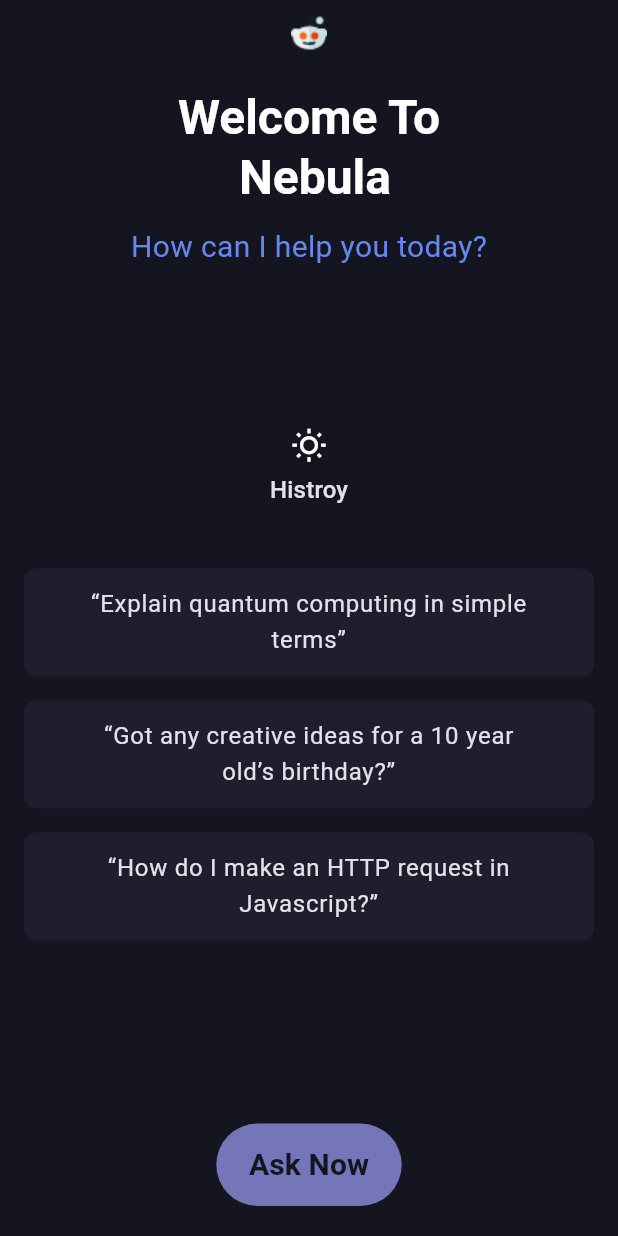
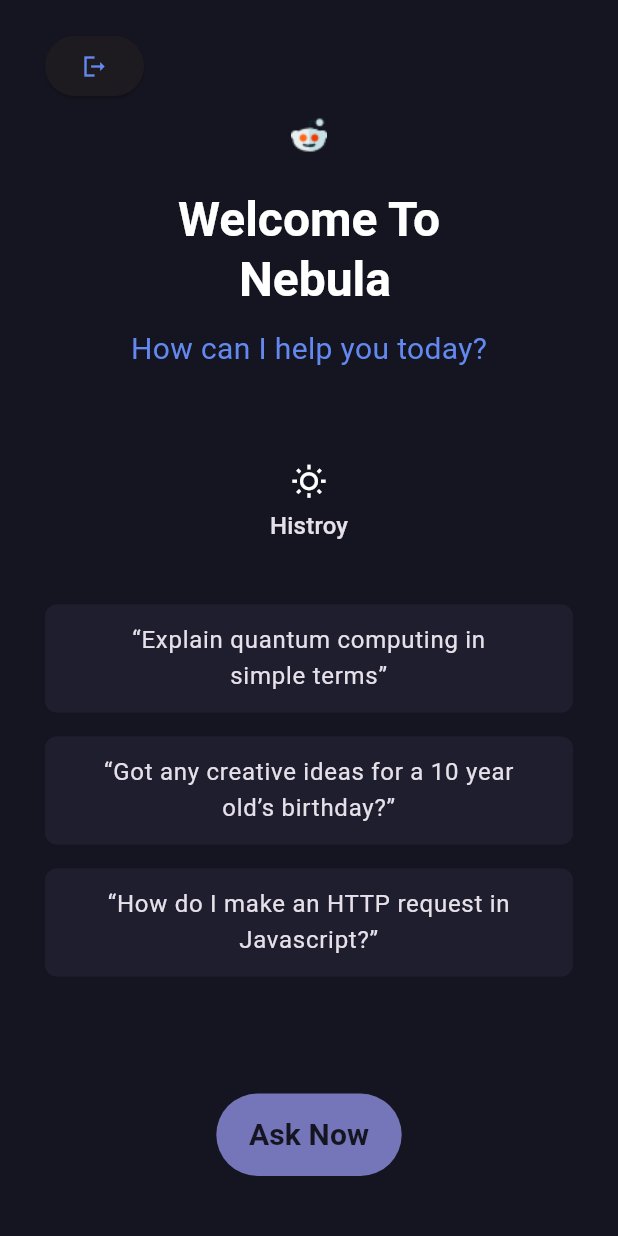
Before and after one commit to Shehab272/Nubella, a Flutter app: the HomePage screen opened by its route, on a phone screen of 412 x 824 dp. Run offline on Flutter 3.47's test engine with Material 3 defaults, Android fonts, the light colour scheme and no system bars; our stand-ins replace animated_splash_screen, flutter_svg, lottie; project files that could hold a hidden picture were left out.

Commit message:
edit vf 2

```diff
--- a/lib/views/chat_view.dart
+++ b/lib/views/chat_view.dart
@@ -45,14 +45,13 @@ class _ChatViewState extends State<ChatView> {
           "time": DateTime.now(),
           "message": json.decode(response.body)["candidates"][0]["content"],
           "isSender": false,
+          "Receiver": false,
         });
       });
-
       _scrollController.jumpTo(
         _scrollController.position.maxScrollExtent,
       );
     }
-
     return Scaffold(
       backgroundColor: Color.fromRGBO(21, 21, 33, 1.0),
       appBar: AppBar(
--- a/lib/views/home_page.dart
+++ b/lib/views/home_page.dart
@@ -6,6 +6,8 @@ import 'package:nubella/routes.dart';
 
 import 'package:nubella/views/widgets/example_widget.dart';
 
+import 'signup_screen.dart';
+import 'welcome_screen.dart';
 import 'widgets/chat_list_view.dart';
 
 
@@ -34,10 +36,19 @@ var size  = MediaQuery.sizeOf(context).width;
         child: SizedBox(
           width: double.infinity,
           child: Padding(
-            padding: const EdgeInsets.symmetric(horizontal: 16.0),
+            padding: const EdgeInsets.symmetric(horizontal: 30.0,vertical: 20),
             child: Column(
               crossAxisAlignment: CrossAxisAlignment.center,
               children: [
+                Align(
+                  child: ElevatedButton(
+                    onPressed: () {},
+                    child: Icon(Icons.logout_sharp,color: Color.fromRGBO(99, 137, 241, 1.0)),
+                  ),
+                  alignment: Alignment.topLeft,
+                ),
+
+
                 ///Logo
                 if (!isConversationStarted) ...[
                   SizedBox(height: 10),
--- a/pubspec.yaml
+++ b/pubspec.yaml
@@ -50,6 +50,7 @@ dev_dependencies:
   flutter_lints: ^3.0.0
   lottie: ^3.1.0
   animated_splash_screen: ^1.3.0
+  flutter_markdown: ^0.7.1
 
 # For information on the generic Dart part of this file, see the
 # following page: https://dart.dev/tools/pub/pubspec
```
Also changed, not shown: lib/views/welcome_screen.dart (+13 -12 lines), assets/images/WhatsApp Image 2024-05-14 at 11.47.31 PM.jpeg (added), pubspec.lock.
